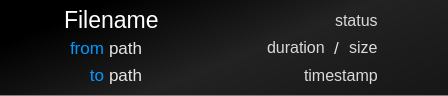
First picture: the form in ui/transferitem.ui, repository jonnenauha/DropN900, before the edit.
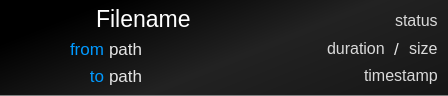
Second picture: the form after the edit.

Diff of the .ui file:
```diff
--- a/ui/transferitem.ui
+++ b/ui/transferitem.ui
@@ -66,7 +66,7 @@
        <number>6</number>
       </property>
       <property name="rightMargin">
-       <number>6</number>
+       <number>10</number>
       </property>
       <property name="bottomMargin">
        <number>6</number>
@@ -114,11 +114,45 @@
           </property>
           <item>
            <layout class="QHBoxLayout" name="horizontalLayout">
+            <property name="leftMargin">
+             <number>5</number>
+            </property>
+            <item>
+             <widget class="QLabel" name="mime_icon">
+              <property name="sizePolicy">
+               <sizepolicy hsizetype="Fixed" vsizetype="Preferred">
+                <horstretch>0</horstretch>
+                <verstretch>0</verstretch>
+               </sizepolicy>
+              </property>
+              <property name="minimumSize">
+               <size>
+                <width>20</width>
+                <height>0</height>
+               </size>
+              </property>
+              <property name="maximumSize">
+               <size>
+                <width>20</width>
+                <height>16777215</height>
+               </size>
+              </property>
+              <property name="text">
+               <string/>
+              </property>
+             </widget>
+            </item>
             <item>
              <widget class="QLabel" name="label_filename">
+              <property name="styleSheet">
+               <string>margin-bottom: 3px;</string>
+              </property>
               <property name="text">
                <string>Filename</string>
               </property>
+              <property name="indent">
+               <number>7</number>
+              </property>
              </widget>
             </item>
             <item>
@@ -348,37 +382,6 @@
           </item>
          </layout>
         </item>
-        <item>
-         <widget class="QLabel" name="sync_icon">
-          <property name="sizePolicy">
-           <sizepolicy hsizetype="Fixed" vsizetype="Preferred">
-            <horstretch>0</horstretch>
-            <verstretch>0</verstretch>
-           </sizepolicy>
-          </property>
-          <property name="minimumSize">
-           <size>
-            <width>64</width>
-            <height>0</height>
-           </size>
-          </property>
-          <property name="maximumSize">
-           <size>
-            <width>64</width>
-            <height>16777215</height>
-           </size>
-          </property>
-          <property name="text">
-           <string/>
-          </property>
-          <property name="alignment">
-           <set>Qt::AlignCenter</set>
-          </property>
-          <property name="indent">
-           <number>0</number>
-          </property>
-         </widget>
-        </item>
        </layout>
       </item>
      </layout>
```
